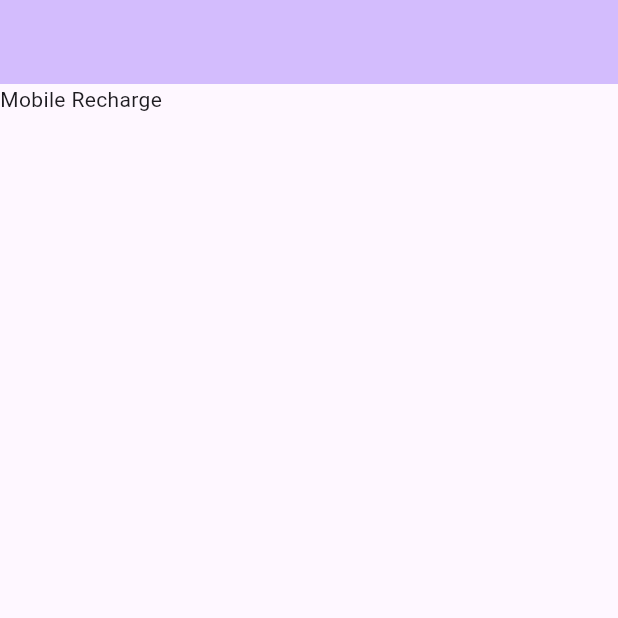
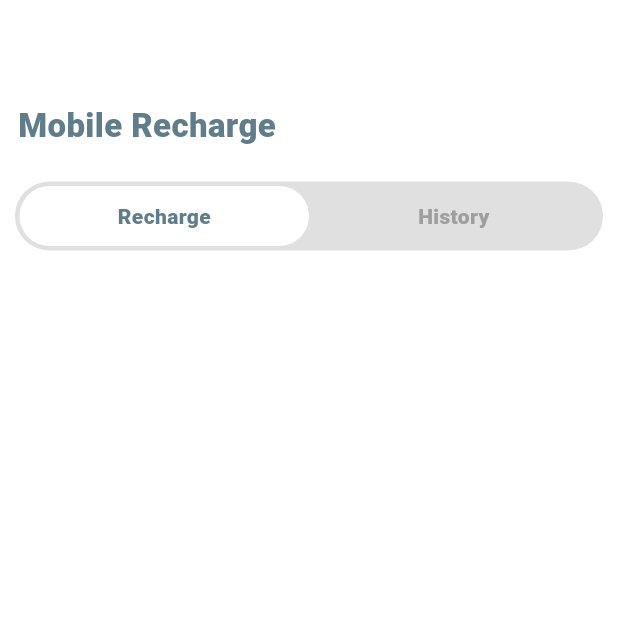
Before and after one commit to micaelsn/top_ups, a Flutter app: the screen it shows after launch, on a phone screen of 412 x 824 dp, the top half of it. Run offline on Flutter 3.47's test engine with Material 3 defaults, Android fonts, the phone set to English and light mode, and no system bars; our stand-ins replace hive; accounts and stored records are empty.

Commit message:
add: tabview in home page

```diff
--- a/lib/features/home/presentation/pages/home_page.dart
+++ b/lib/features/home/presentation/pages/home_page.dart
@@ -1,4 +1,6 @@
 import 'package:flutter/material.dart';
+
+import '../widgets/tab_view_widget.dart';
 
 class HomePage extends StatefulWidget {
   const HomePage({
@@ -13,18 +15,32 @@ class _HomePageState extends State<HomePage> {
   @override
   Widget build(BuildContext context) {
     return Scaffold(
+      backgroundColor: Colors.white,
       appBar: AppBar(
-        backgroundColor: Theme.of(context).colorScheme.inversePrimary,
+        backgroundColor: Colors.white,
       ),
-      body: const SingleChildScrollView(
-        child: Column(
-          mainAxisAlignment: MainAxisAlignment.center,
-          children: <Widget>[
-            Text(
+      body: Column(
+        crossAxisAlignment: CrossAxisAlignment.start,
+        children: [
+          const Padding(
+            padding: EdgeInsets.all(12.0),
+            child: Text(
               'Mobile Recharge',
+              style: TextStyle(
+                  fontWeight: FontWeight.w900,
+                  fontSize: 22,
+                  color: Colors.blueGrey),
             ),
-          ],
-        ),
+          ),
+          TabViewWidget(
+            tabs: [
+              TabItem(
+                  action: () {}, title: 'Recharge', widget: const SizedBox()),
+              TabItem(
+                  action: () {}, title: 'History', widget: const SizedBox()),
+            ],
+          )
+        ],
       ),
     );
   }
--- /dev/null
+++ b/lib/features/home/presentation/widgets/tab_view_widget.dart
@@ -0,0 +1,122 @@
+import 'package:flutter/material.dart';
+
+class TabItem {
+  TabItem({
+    required this.title,
+    required this.action,
+    required this.widget,
+  });
+
+  final String title;
+  final Function action;
+  final Widget widget;
+}
+
+class TabViewWidget extends StatefulWidget {
+  const TabViewWidget({
+    super.key,
+    required this.tabs,
+    this.isLoading = false,
+    this.onChange,
+  });
+  final List<TabItem> tabs;
+  final Function(TabItem)? onChange;
+  final bool isLoading;
+
+  @override
+  State<TabViewWidget> createState() => _TabViewWidgetState();
+}
+
+class _TabViewWidgetState extends State<TabViewWidget> {
+  int idActive = 0;
+  Color titleColorActive = Colors.blueGrey;
+  Color titleColorInactive = Colors.grey;
+
+  @override
+  Widget build(BuildContext context) {
+    if (widget.tabs.isNotEmpty) {
+      return Flexible(
+        child: Column(
+          children: [
+            Container(
+              margin: const EdgeInsets.all(10.0),
+              padding: const EdgeInsets.all(3.0),
+              decoration: BoxDecoration(
+                color: Colors.grey[300],
+                borderRadius: BorderRadius.circular(24),
+              ),
+              child: Row(
+                children: widget.tabs.map((tabItem) {
+                  final index = widget.tabs
+                      .indexWhere((item) => tabItem.title == item.title);
+                  return Flexible(
+                    child: GestureDetector(
+                      onTap: () async {
+                        setState(() {
+                          idActive = index;
+                        });
+                        widget.onChange?.call(tabItem);
+                      },
+                      child: Stack(
+                        alignment: Alignment.bottomCenter,
+                        children: [
+                          Container(
+                            alignment: Alignment.center,
+                            padding: const EdgeInsets.all(10.0),
+                            decoration: BoxDecoration(
+                              color: idActive == index
+                                  ? Colors.white
+                                  : Colors.transparent,
+                              borderRadius: BorderRadius.circular(24),
+                            ),
+                            child: Text(
+                              tabItem.title,
+                              style: TextStyle(
+                                color: idActive == index
+                                    ? titleColorActive
+                                    : titleColorInactive,
+                                fontWeight: FontWeight.w900,
+                              ),
+                            ),
+                          ),
+                        ],
+                      ),
+                    ),
+                  );
+                }).toList(),
+              ),
+            ),
+            if (widget.isLoading)
+              const Flexible(child: Center(child: CircularProgressIndicator()))
+            else
+              Expanded(
+                child: Container(
+                  width: double.infinity,
+                  decoration: const BoxDecoration(
+                      // color: Colors.grey,
+                      ),
+                  child: widget.tabs[idActive].widget,
+                ),
+              ),
+          ],
+        ),
+      );
+    }
+    return const SizedBox();
+  }
+
+  EdgeInsets? bambamSpacer(
+    TabItem tabItem,
+  ) {
+    if (widget.tabs.length == 1) {
+      return const EdgeInsets.all(10.0);
+    } else if (tabItem.title == widget.tabs.first.title) {
+      return const EdgeInsets.only(left: 10.0);
+    } else if (tabItem.title == widget.tabs.last.title) {
+      return const EdgeInsets.only(right: 10.0);
+    } else {
+      const EdgeInsets.all(0);
+    }
+    return null;
+  }
+}
```
